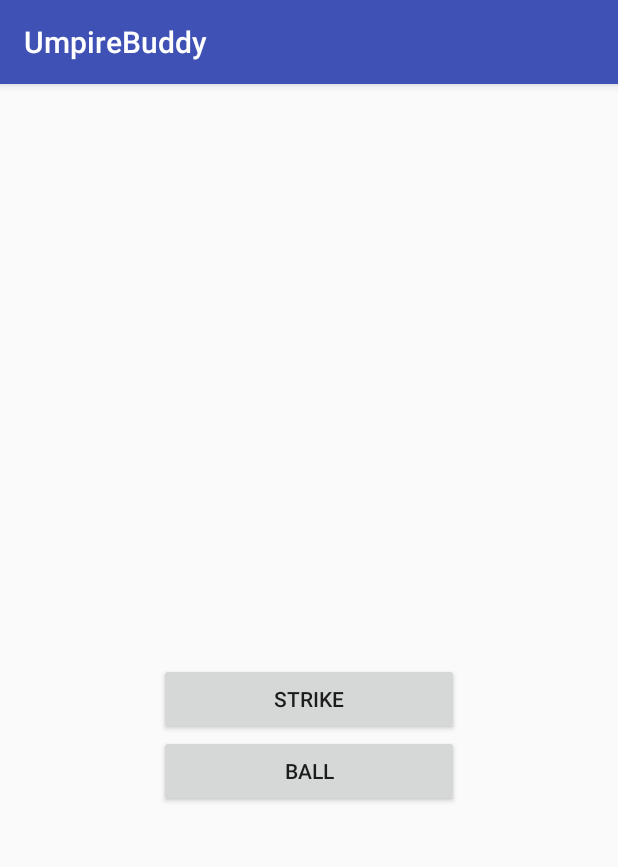
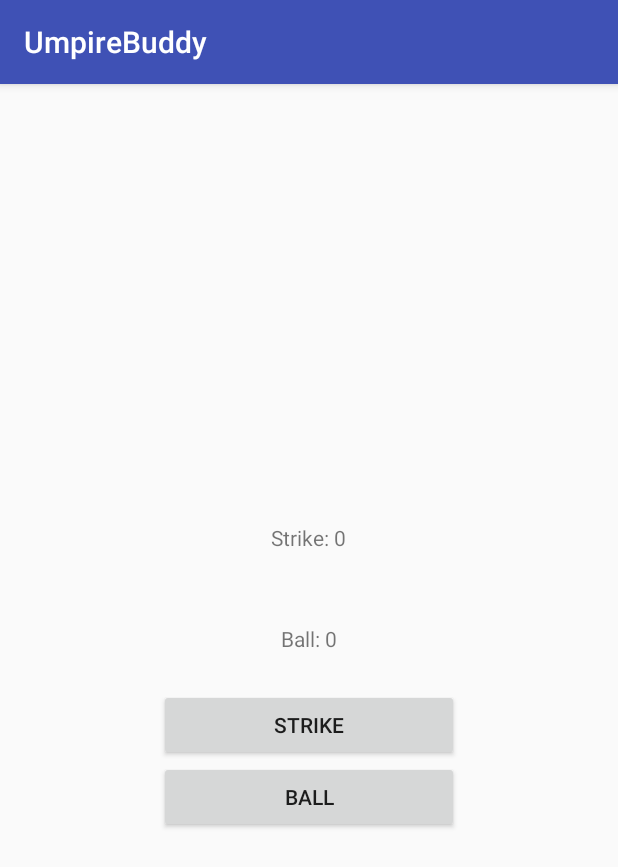
Before and after one commit to m1tche11d13/UmpireBuddy, an Android app: the screen it shows after launch (UmpireActivity), on a phone screen of 412 x 824 dp. Shown: the top 867 px of the screen. Run offline under Robolectric (Android 15) with nearby library versions, the phone set to English and light mode, and no system bars.

Commit message:
Strike and ball buttons now work to display count. Count clears and displays appropriate message if either a walk or a strikeout is achieved.

```diff
--- a/app/src/main/java/com/bignerdranch/android/umpirebuddy/UmpireActivity.java
+++ b/app/src/main/java/com/bignerdranch/android/umpirebuddy/UmpireActivity.java
@@ -2,12 +2,79 @@ package com.bignerdranch.android.umpirebuddy;
 
 import android.support.v7.app.AppCompatActivity;
 import android.os.Bundle;
+import android.view.View;
+import android.widget.Button;
+import android.widget.TextView;
+import android.widget.Toast;
+
+import org.w3c.dom.Text;
 
 public class UmpireActivity extends AppCompatActivity {
+
+    private static int mBallCount = 0;
+    private static int mStrikeCount = 0;
+
+    private Button mBallButton;
+    private Button mStrikeButton;
+
+    private TextView mBallTextView;
+    private TextView mStrikeTextView;
+
+    private String mBallString = "Ball: 0";
+    private String mStrikeString = "Strike: 0";
+
+    private void updateCount(Character c){
+        if(c == 'b'){
+            ++mBallCount;
+            if(mBallCount == 4){
+                mBallCount = 0;
+                mStrikeCount = 0;
+                Toast.makeText(UmpireActivity.this, R.string.walk_toast, Toast.LENGTH_SHORT).show();
+            }
+            mStrikeString = "Strike: " + mStrikeCount;
+            mBallString = "Ball: " + mBallCount;
+        }
+        if(c == 's'){
+            ++mStrikeCount;
+            if(mStrikeCount == 3){
+                mStrikeCount = 0;
+                mBallCount = 0;
+                Toast.makeText(UmpireActivity.this, R.string.out_toast, Toast.LENGTH_SHORT).show();
+            }
+            mStrikeString = "Strike: " + mStrikeCount;
+            mBallString = "Ball: " + mBallCount;
+        }
+        mBallTextView.setText(mBallString);
+        mStrikeTextView.setText(mStrikeString);
+    }
 
     @Override
     protected void onCreate(Bundle savedInstanceState) {
         super.onCreate(savedInstanceState);
         setContentView(R.layout.activity_umpire);
+
+        mBallTextView = (TextView) findViewById(R.id.ball_text_view);
+        mStrikeTextView = (TextView) findViewById(R.id.strike_text_view);
+
+        //Updates the count with a meaningless character to set both to 0 initially
+        updateCount('_');
+
+        mBallButton = (Button) findViewById(R.id.ball_button);
+        mBallButton.setOnClickListener(new View.OnClickListener() {
+            @Override
+            public void onClick(View v) {
+                updateCount('b');
+
+            }
+        });
+
+        mStrikeButton = (Button) findViewById(R.id.strike_button);
+        mStrikeButton.setOnClickListener(new View.OnClickListener() {
+            @Override
+            public void onClick(View v) {
+                updateCount('s');
+
+            }
+        });
     }
 }
--- a/app/src/main/res/layout/activity_umpire.xml
+++ b/app/src/main/res/layout/activity_umpire.xml
@@ -8,24 +8,24 @@
 
     <TextView
         android:id="@+id/strike_text_view"
-        android:layout_width="200dp"
-        android:layout_height="50dp"
+        android:layout_width="wrap_content"
+        android:layout_height="wrap_content"
         android:padding="24dp"/>
 
     <TextView
         android:id="@+id/ball_text_view"
-        android:layout_width="200dp"
-        android:layout_height="50dp"
+        android:layout_width="wrap_content"
+        android:layout_height="wrap_content"
         android:padding="24dp"/>
 
     <Button
-        android:id="@+id/true_button"
+        android:id="@+id/strike_button"
         android:layout_width="200dp"
         android:layout_height="wrap_content"
         android:text="@string/strike_button"/>
 
     <Button
-        android:id="@+id/false_button"
+        android:id="@+id/ball_button"
         android:layout_width="200dp"
         android:layout_height="wrap_content"
         android:text="@string/ball_button"/>
--- a/app/src/main/res/values/strings.xml
+++ b/app/src/main/res/values/strings.xml
@@ -4,6 +4,9 @@
     <string name="strike_button">Strike</string>
     <string name="ball_button">Ball</string>
 
+    <string name="ball_count">Ball: </string>
+    <string name="strike_count">Strike: </string>
+
     <string name="out_toast">Out!</string>
     <string name="walk_toast">Walk!</string>
 </resources>
```
